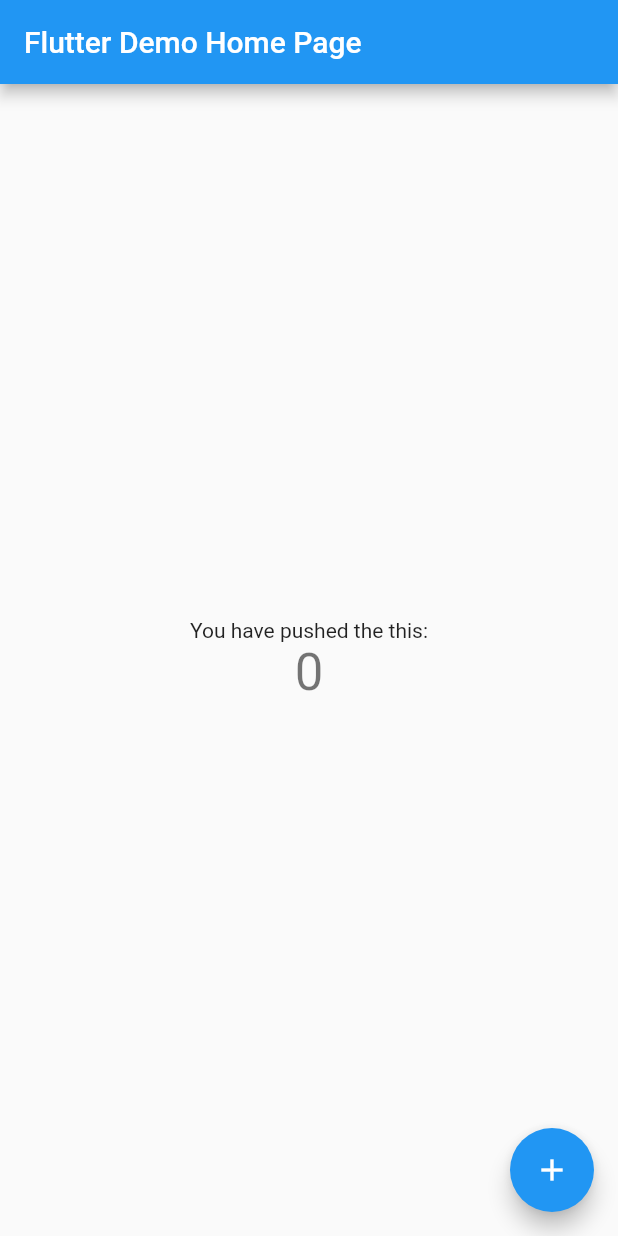
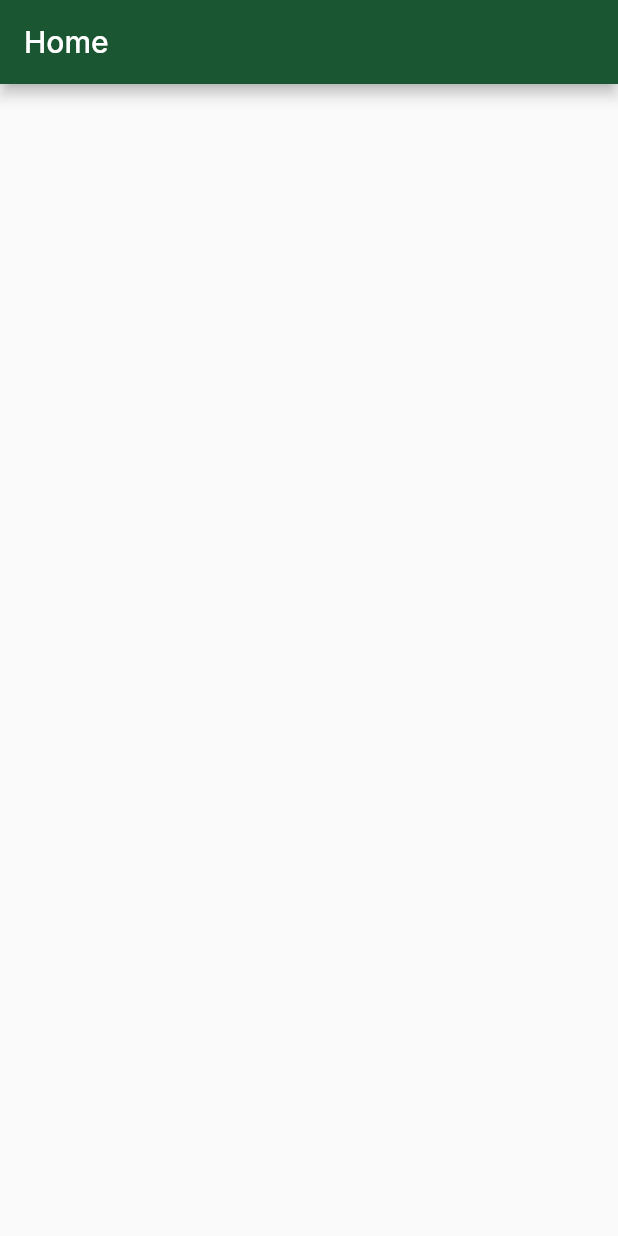
Before and after one commit to Cheza-Dzabala/idove_mobile, a Flutter app: the screen it shows after launch, on a phone screen of 412 x 824 dp. Run offline on Flutter 3.47's test engine with Material 2 defaults, Android fonts, the phone set to English and light mode, and no system bars.

Commit message:
Setup Base
- Setup theme data
- Setup fonts

N/A

```diff
--- a/lib/main.dart
+++ b/lib/main.dart
@@ -1,4 +1,5 @@
 import 'package:flutter/material.dart';
+import 'package:idove/utilities/ColorSwatch.dart';
 
 void main() {
   runApp(MyApp());
@@ -9,109 +10,38 @@ class MyApp extends StatelessWidget {
   @override
   Widget build(BuildContext context) {
     return MaterialApp(
-      title: 'Flutter Demo',
+      title: 'iDove Mobile',
       theme: ThemeData(
-        // This is the theme of your application.
-        //
-        // Try running your application with "flutter run". You'll see the
-        // application has a blue toolbar. Then, without quitting the app, try
-        // changing the primarySwatch below to Colors.green and then invoke
-        // "hot reload" (press "r" in the console where you ran "flutter run",
-        // or simply save your changes to "hot reload" in a Flutter IDE).
-        // Notice that the counter didn't reset back to zero; the application
-        // is not restarted.
-        primarySwatch: Colors.blue,
-        // This makes the visual density adapt to the platform that you run
-        // the app on. For desktop platforms, the controls will be smaller and
-        // closer together (more dense) than on mobile platforms.
+        primaryColor: Color(0xFF1A5632),
+        accentColor: Color(0xFF9F2241),
+        buttonColor: Color(0xFF9F2241),
+        dividerColor: Color(0xFFB4A269),
+        errorColor: Color(0xFF9F2241),
         visualDensity: VisualDensity.adaptivePlatformDensity,
+        fontFamily: 'Inter',
       ),
-      home: MyHomePage(title: 'Flutter Demo Home Page'),
+      home: MyHomePage(title: 'Home'),
     );
   }
 }
 
 class MyHomePage extends StatefulWidget {
   MyHomePage({Key key, this.title}) : super(key: key);
-
-  // This widget is the home page of your application. It is stateful, meaning
-  // that it has a State object (defined below) that contains fields that affect
-  // how it looks.
-
-  // This class is the configuration for the state. It holds the values (in this
-  // case the title) provided by the parent (in this case the App widget) and
-  // used by the build method of the State. Fields in a Widget subclass are
-  // always marked "final".
-
   final String title;
-
   @override
   _MyHomePageState createState() => _MyHomePageState();
 }
 
 class _MyHomePageState extends State<MyHomePage> {
-  int _counter = 0;
-
-  void _incrementCounter() {
-    setState(() {
-      // This call to setState tells the Flutter framework that something has
-      // changed in this State, which causes it to rerun the build method below
-      // so that the display can reflect the updated values. If we changed
-      // _counter without calling setState(), then the build method would not be
-      // called again, and so nothing would appear to happen.
-      _counter++;
-    });
-  }
-
   @override
   Widget build(BuildContext context) {
-    // This method is rerun every time setState is called, for instance as done
-    // by the _incrementCounter method above.
-    //
-    // The Flutter framework has been optimized to make rerunning build methods
-    // fast, so that you can just rebuild anything that needs updating rather
-    // than having to individually change instances of widgets.
     return Scaffold(
       appBar: AppBar(
-        // Here we take the value from the MyHomePage object that was created by
-        // the App.build method, and use it to set our appbar title.
-        title: Text(widget.title),
-      ),
-      body: Center(
-        // Center is a layout widget. It takes a single child and positions it
-        // in the middle of the parent.
-        child: Column(
-          // Column is also a layout widget. It takes a list of children and
-          // arranges them vertically. By default, it sizes itself to fit its
-          // children horizontally, and tries to be as tall as its parent.
-          //
-          // Invoke "debug painting" (press "p" in the console, choose the
-          // "Toggle Debug Paint" action from the Flutter Inspector in Android
-          // Studio, or the "Toggle Debug Paint" command in Visual Studio Code)
-          // to see the wireframe for each widget.
-          //
-          // Column has various properties to control how it sizes itself and
-          // how it positions its children. Here we use mainAxisAlignment to
-          // center the children vertically; the main axis here is the vertical
-          // axis because Columns are vertical (the cross axis would be
-          // horizontal).
-          mainAxisAlignment: MainAxisAlignment.center,
-          children: <Widget>[
-            Text(
-              'You have pushed the this:',
-            ),
-            Text(
-              '$_counter',
-              style: Theme.of(context).textTheme.headline4,
-            ),
-          ],
+        title: Text(
+          widget.title,
         ),
       ),
-      floatingActionButton: FloatingActionButton(
-        onPressed: _incrementCounter,
-        tooltip: 'Increment',
-        child: Icon(Icons.add),
-      ), // This trailing comma makes auto-formatting nicer for build methods.
+      body: Center(),
     );
   }
 }
```
Also changed, not shown: lib/utilities/ColorSwatch.dart (added, +34 -0 lines), pubspec.yaml (+5 -4 lines), 1 other file.
